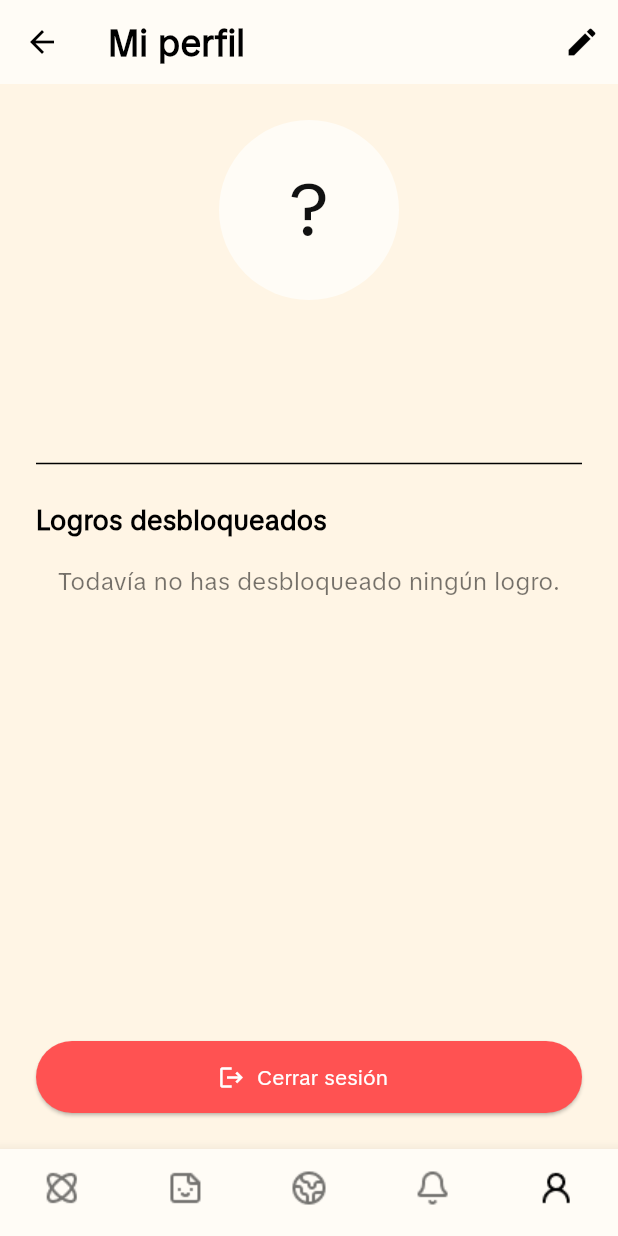
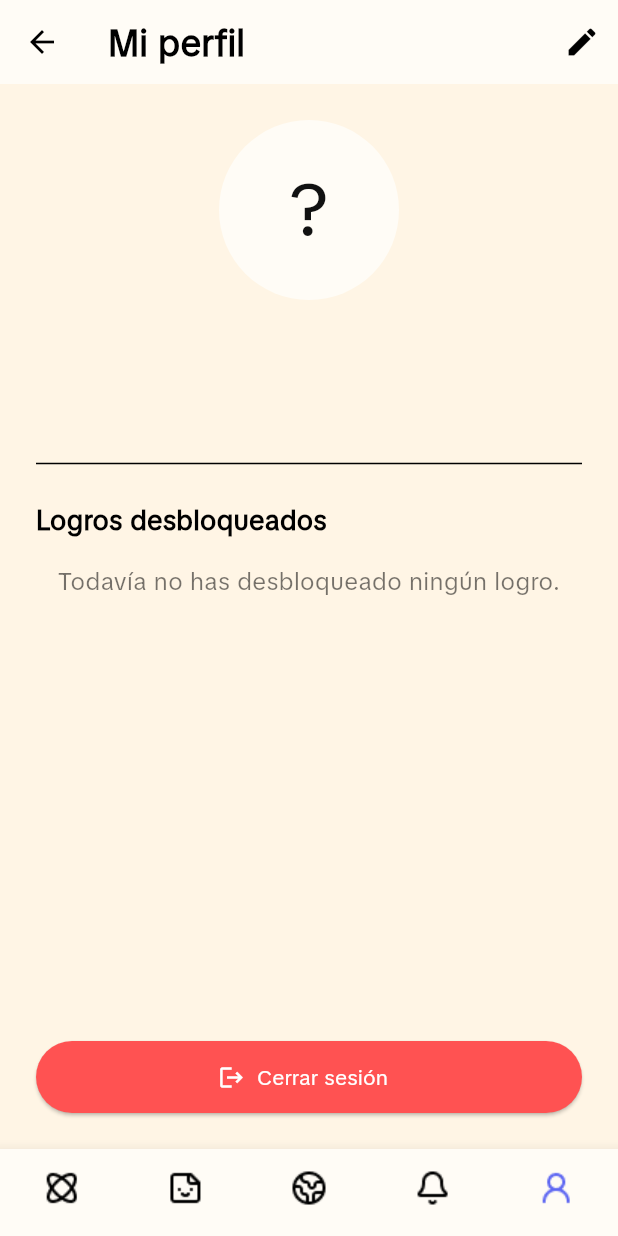
Before and after one commit to HyCrisXXI/mydearmap, a Flutter app: the ProfileView screen opened by its route, on a phone screen of 412 x 824 dp. Run offline on Flutter 3.47's test engine with Material 3 defaults, Android fonts, the phone set to English and light mode, and no system bars; our stand-ins replace file_picker, flutter_dotenv, flutter_map, flutter_riverpod, latlong2, supabase_flutter; missing offline and left inert: flutter_map_marker_popup; accounts and stored records are empty; project files that could hold a hidden picture were left out.

Commit message:
gemini env

```diff
--- a/lib/core/constants/constants.dart
+++ b/lib/core/constants/constants.dart
@@ -5,7 +5,7 @@ export 'app_icons.dart';
 // Definiciones de colores, tamaños y estilos de texto utilizados en la aplicaciónç
 class AppColors {
   static const primaryColor = Color(0xFFFFFCF6);
-  static const accentColor = Color(0xFF3B82F6); // Azul vibrante placeholder?
+  static const accentColor = Color(0xFF5E67F2); // Azul vibrante placeholder?
   static const backgroundColor = Color(0xFFFFF5E5);
   static const textColor = Color(0xFF000000);
   static const blue = Color(0xFF5E67F2);
--- a/lib/core/constants/env_constants.dart
+++ b/lib/core/constants/env_constants.dart
@@ -9,4 +9,6 @@ class EnvConstants {
 
   static String get mapTilesApiKey =>
       dotenv.get('MAP_TILES_API_KEY', fallback: '');
+
+  static String get geminiApiKey => dotenv.get('GEMINI_API_KEY', fallback: '');
 }
--- a/lib/core/widgets/app_nav_bar.dart
+++ b/lib/core/widgets/app_nav_bar.dart
@@ -52,8 +52,8 @@ class _AppNavBarState extends State<AppNavBar> {
     return BottomNavigationBar(
       type: BottomNavigationBarType.fixed,
       backgroundColor: AppColors.primaryColor,
-      selectedItemColor: AppColors.textColor,
-      unselectedItemColor: AppColors.textColor.withValues(alpha: 0.54),
+      selectedItemColor: AppColors.accentColor,
+      unselectedItemColor: Colors.black,
       showSelectedLabels: false,
       showUnselectedLabels: false,
       currentIndex: _selectedIndex,
```
Also changed, not shown: 1 other file.
